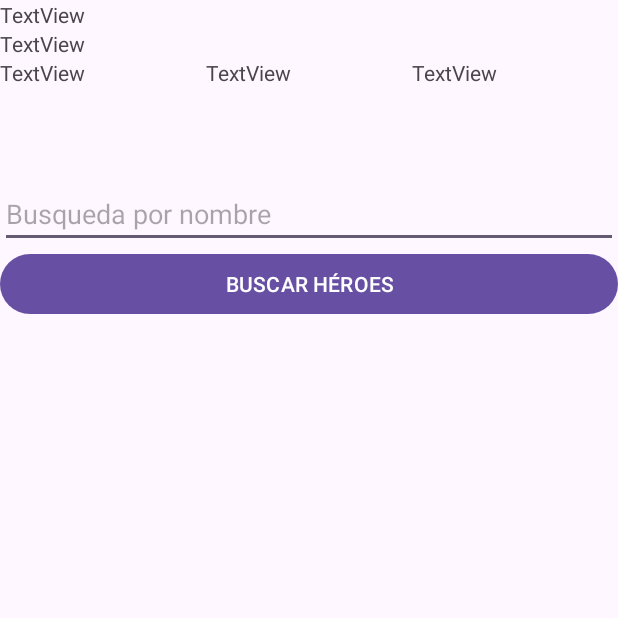
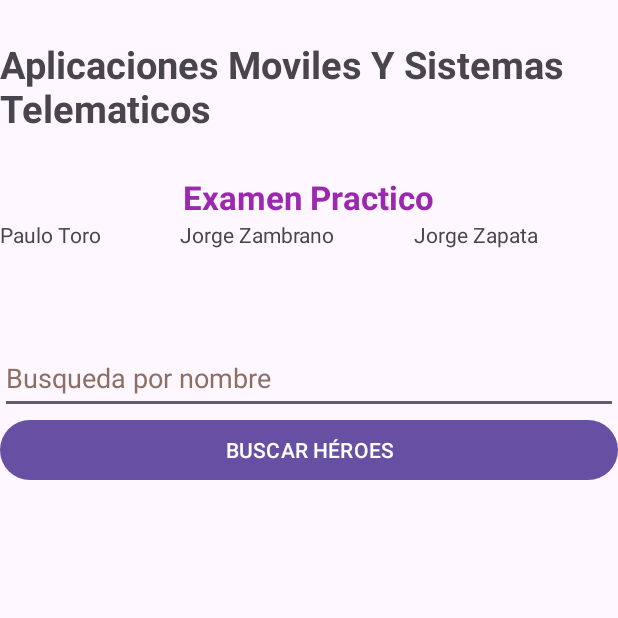
Before and after one commit to jazch08/leccion_amst, an Android app: the screen it shows after launch (MainActivity), on a phone screen of 412 x 824 dp, the top half of it. Run offline under Robolectric (Android 15) with nearby library versions, the phone set to English and light mode, and no system bars.

Commit message:
Cambios realizados a la primera pantalla

```diff
--- a/app/src/main/res/layout/activity_main.xml
+++ b/app/src/main/res/layout/activity_main.xml
@@ -11,17 +11,49 @@
         android:layout_height="match_parent"
         android:orientation="vertical">
 
+        <Space
+            android:layout_width="match_parent"
+            android:layout_height="25dp" />
+
         <TextView
             android:id="@+id/textView"
             android:layout_width="match_parent"
-            android:layout_height="wrap_content"
-            android:text="TextView" />
+            android:layout_height="64dp"
+            android:fontFamily="sans-serif"
+            android:text="Aplicaciones Moviles Y Sistemas Telematicos"
+            android:textSize="20sp"
+            android:textStyle="bold"
+            app:autoSizeTextType="uniform" />
 
-        <TextView
-            android:id="@+id/textView2"
+        <Space
+            android:layout_width="match_parent"
+            android:layout_height="27dp" />
+
+        <LinearLayout
             android:layout_width="match_parent"
             android:layout_height="wrap_content"
-            android:text="TextView" />
+            android:orientation="horizontal">
+
+            <Space
+                android:layout_width="64dp"
+                android:layout_height="match_parent"
+                android:layout_weight="1" />
+
+            <TextView
+                android:id="@+id/textView2"
+                android:layout_width="182dp"
+                android:layout_height="30dp"
+                android:text="Examen Practico"
+                android:textColor="#9C27B0"
+                android:textStyle="bold"
+                app:autoSizeTextType="uniform" />
+
+            <Space
+                android:layout_width="50dp"
+                android:layout_height="match_parent"
+                android:layout_weight="1" />
+
+        </LinearLayout>
 
         <LinearLayout
             android:layout_width="match_parent"
@@ -33,21 +65,21 @@
                 android:layout_width="wrap_content"
                 android:layout_height="wrap_content"
                 android:layout_weight="1"
-                android:text="TextView" />
+                android:text="Paulo Toro" />
 
             <TextView
                 android:id="@+id/textView4"
                 android:layout_width="wrap_content"
                 android:layout_height="wrap_content"
                 android:layout_weight="1"
-                android:text="TextView" />
+                android:text="Jorge Zambrano" />
 
             <TextView
                 android:id="@+id/textView5"
                 android:layout_width="wrap_content"
                 android:layout_height="wrap_content"
                 android:layout_weight="1"
-                android:text="TextView" />
+                android:text="Jorge Zapata" />
         </LinearLayout>
 
         <EditText
@@ -56,7 +88,9 @@
             android:layout_height="wrap_content"
             android:ems="10"
             android:hint="Busqueda por nombre"
-            android:inputType="text" />
+            android:inputType="text"
+            android:minHeight="48dp"
+            android:textColorHint="#8D6E63" />
 
         <Button
             android:id="@+id/btnBuscar"
```
